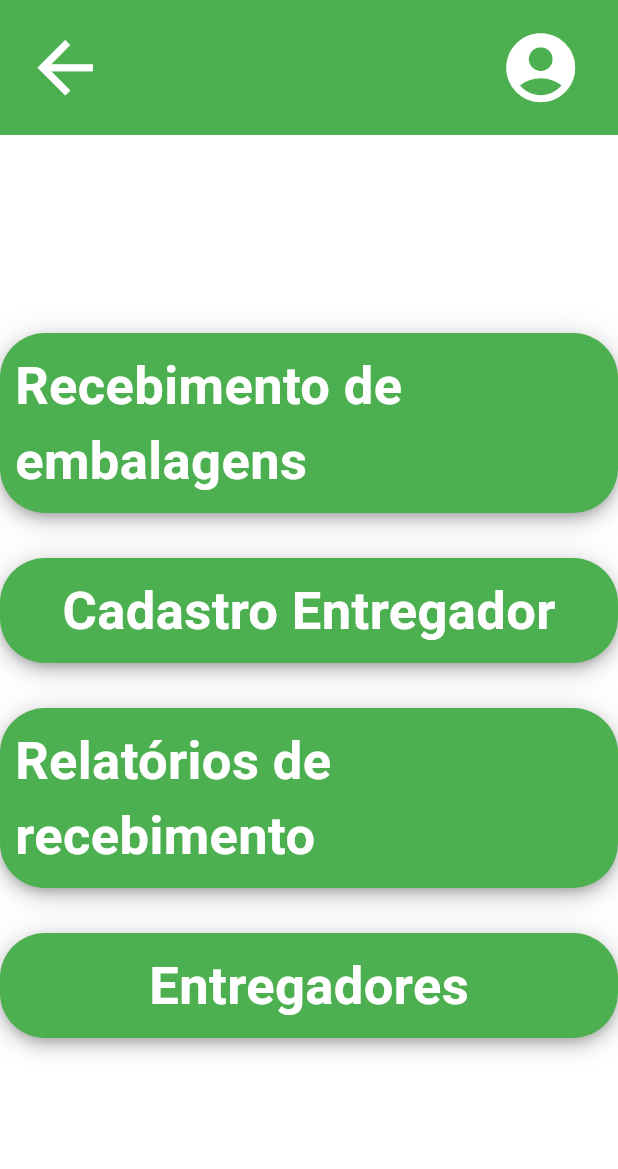
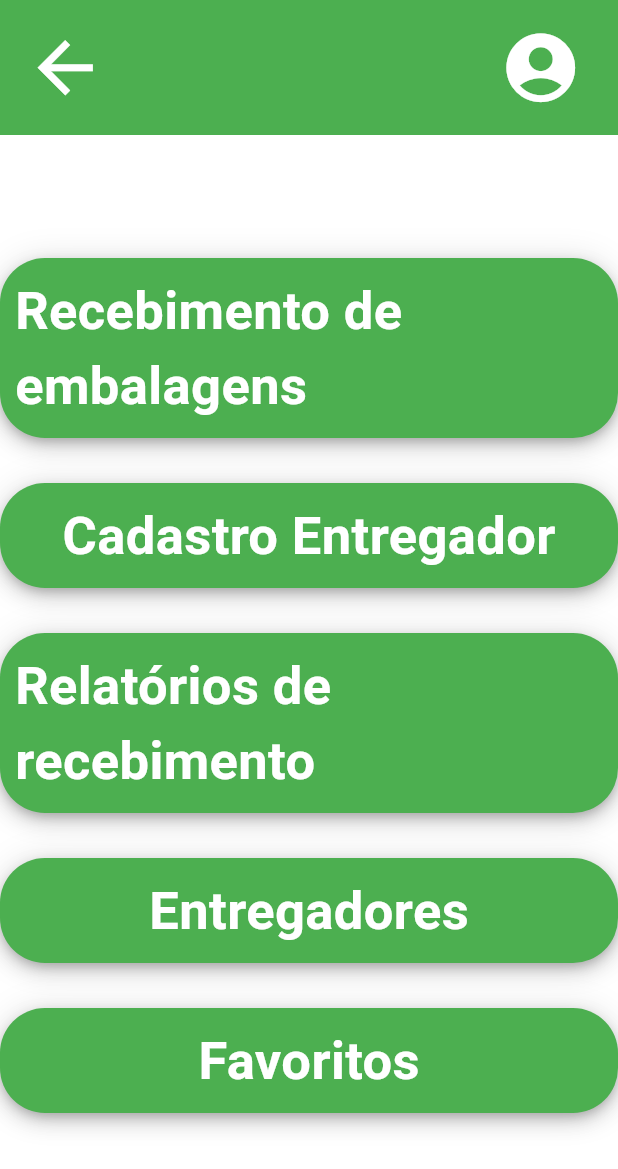
Before and after one commit to GABRIEL-ASSYS/AgroSelect-Flutter-App, a Flutter app: the MenuScreen screen opened directly, on a phone screen of 412 x 824 dp. Shown: the top 1169 px of the screen. Run offline on Flutter 3.47's test engine with Material 3 defaults, Android fonts, the phone set to English and light mode, and no system bars; our stand-ins replace cloud_firestore, firebase_auth, firebase_core, fluttertoast, pdf, printing; accounts and stored records are empty; generated files the repository leaves out were written again.

Commit message:
adicionando navegação para favoritos no menu

```diff
--- a/lib/view/menu.dart
+++ b/lib/view/menu.dart
@@ -1,3 +1,4 @@
+import 'package:addcs/view/favoritos.dart';
 import 'package:addcs/view/perfil.dart';
 import 'package:addcs/themes.dart';
 import 'package:addcs/view/cadastro_entregador.dart';
@@ -104,6 +105,16 @@ class MenuScreen extends StatelessWidget {
                       );
                     },
                   ),
+                  const SizedBox(height: 30),
+                  SecundaryButton(
+                    text: 'Favoritos',
+                    onTap: (){
+                      Navigator.pushReplacement(
+                        context,
+                        MaterialPageRoute(builder: (context) => const FavoritosScreen()),
+                      );
+                    },
+                  ),
                 ],
               ),
             ),
```
